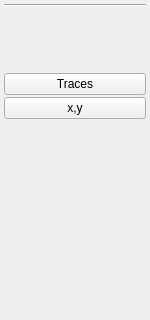
gdevic/Z80Explorer, file src/FormImageOverlay.ui: the form before one commit; both pictures show x 0 to 150 and y 0 to 320 of the 150 by 463 pixel window.
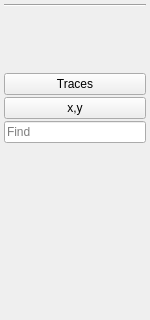
The form after the commit.

Commit message:
Adding Find edit box to highlight features
Features that could be searched for are:
transistors: ex. "t2063"
segments: ex. "3"

Typing Enter (with no text) starts flashing the items
Typing "0" clears highlights

```diff
--- a/src/FormImageOverlay.ui
+++ b/src/FormImageOverlay.ui
@@ -90,6 +90,13 @@
      </property>
     </widget>
    </item>
+   <item>
+    <widget class="QLineEdit" name="editFind">
+     <property name="placeholderText">
+      <string>Find</string>
+     </property>
+    </widget>
+   </item>
    <item>
     <spacer name="verticalSpacer">
      <property name="orientation">
```
The commit also changes 6 other files.
